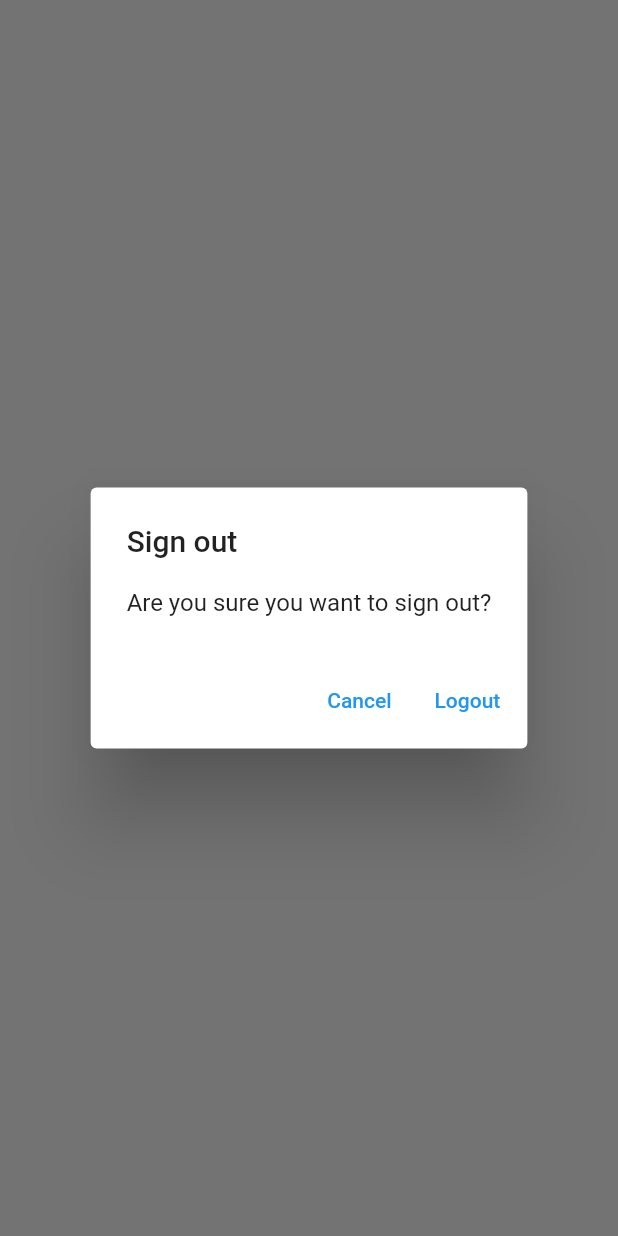
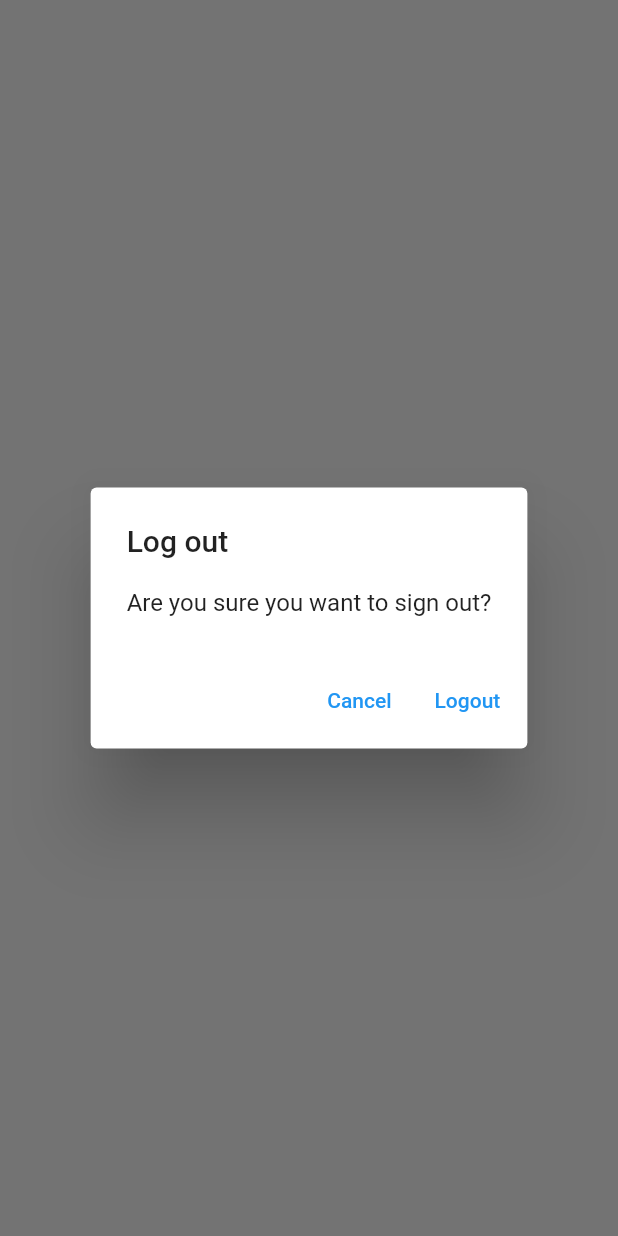
Before and after one commit to siabard/flutter_mynote, a Flutter app: what showLogOutDialog() shows on an empty page, opened directly, on a phone screen of 412 x 824 dp. Run offline on Flutter 3.47's test engine with Material 2 defaults, Android fonts, the phone set to English and light mode, and no system bars; our stand-ins replace firebase_auth, firebase_core, sqflite; accounts and stored records are empty; network calls fail.

Commit message:
삭제 기능 추가

```diff
--- /dev/null
+++ b/lib/utilities/dialogs/generic_dialog.dart
@@ -0,0 +1,35 @@
+import 'package:flutter/material.dart';
+
+typedef DialogOptionsBuilder<T> = Map<String, T?> Function();
+
+Future<T?> showGenericDialog<T>({
+  required BuildContext context,
+  required String title,
+  required String content,
+  required DialogOptionsBuilder optionsBuilder,
+}) {
+  final options = optionsBuilder();
+
+  return showDialog<T>(
+      context: context,
+      builder: (context) {
+        return AlertDialog(
+          title: Text(title),
+          content: Text(content),
+          actions: options.keys.map((optionTitle) {
+            final T value = options[optionTitle];
+
+            return TextButton(
+              onPressed: () {
+                if (value != null) {
+                  Navigator.of(context).pop(value);
+                } else {
+                  Navigator.of(context).pop();
+                }
+              },
+              child: Text(optionTitle),
+            );
+          }).toList(),
+        );
+      });
+}
--- /dev/null
+++ b/lib/utilities/dialogs/logout_dialog.dart
@@ -0,0 +1,14 @@
+import 'package:flutter/material.dart';
+import 'package:mynote/utilities/dialogs/generic_dialog.dart';
+
+Future<bool> showLogOutDialog(BuildContext context) {
+  return showGenericDialog<bool>(
+    context: context,
+    title: 'Log out',
+    content: 'Are you sure you want to sign out?',
+    optionsBuilder: () => {
+      'Cancel': false,
+      'Logout': true,
+    },
+  ).then((value) => value ?? false);
+}
--- a/lib/view/login_view.dart
+++ b/lib/view/login_view.dart
@@ -1,8 +1,8 @@
 import 'package:flutter/material.dart';
 import 'package:mynote/services/auth/auth_exceptions.dart';
 import 'package:mynote/services/auth/auth_service.dart';
+import 'package:mynote/utilities/dialogs/error_dialog.dart';
 import '../constants/routes.dart';
-import '../utilities/show_error_dialog.dart';
 
 class LoginView extends StatefulWidget {
   const LoginView({Key? key}) : super(key: key);
--- a/lib/view/notes/notes_view.dart
+++ b/lib/view/notes/notes_view.dart
@@ -3,6 +3,8 @@ import 'package:mynote/constants/routes.dart';
 import 'package:mynote/enums/menu_action.dart';
 import 'package:mynote/services/auth/auth_service.dart';
 import 'package:mynote/services/crud/notes_service.dart';
+import 'package:mynote/utilities/dialogs/logout_dialog.dart';
+import 'package:mynote/view/notes/notes_list_view.dart';
 
 class NotesView extends StatefulWidget {
   const NotesView({super.key});
@@ -75,18 +77,10 @@ class _NotesView extends State<NotesView> {
                             final allNotes =
                                 snapshot.data as List<DatabaseNote>;
 
-                            return ListView.builder(
-                              itemCount: allNotes.length,
-                              itemBuilder: (context, index) {
-                                final note = allNotes[index];
-                                return ListTile(
-                                  title: Text(
-                                    note.text,
-                                    maxLines: 1,
-                                    softWrap: true,
-                                    overflow: TextOverflow.ellipsis,
-                                  ),
-                                );
+                            return NotesListView(
+                              notes: allNotes,
+                              onDeleteNote: (note) async {
+                                await _notesService.deleteNote(id: note.id);
                               },
                             );
                           } else {
@@ -105,26 +99,3 @@ class _NotesView extends State<NotesView> {
     );
   }
 }
-
-Future<bool> showLogOutDialog(BuildContext context) {
-  return showDialog<bool>(
-      context: context,
-      builder: (context) {
-        return AlertDialog(
-          title: const Text("Sign out"),
-          content: const Text("Are you sure you want to sign out?"),
-          actions: [
-            TextButton(
-                onPressed: () {
-                  Navigator.of(context).pop(false);
-                },
-                child: const Text('Cancel')),
-            TextButton(
-                onPressed: () {
-                  Navigator.of(context).pop(true);
-                },
-                child: const Text('Logout'))
-          ],
-        );
-      }).then((value) => value ?? false);
-}
--- a/lib/view/register_view.dart
+++ b/lib/view/register_view.dart
@@ -1,8 +1,8 @@
 import 'package:flutter/material.dart';
 import 'package:mynote/services/auth/auth_exceptions.dart';
 import 'package:mynote/services/auth/auth_service.dart';
-import 'package:mynote/utilities/show_error_dialog.dart';
 import 'package:mynote/constants/routes.dart';
+import 'package:mynote/utilities/dialogs/error_dialog.dart';
 
 class RegisterView extends StatefulWidget {
   const RegisterView({Key? key}) : super(key: key);
```
Also changed, not shown: lib/utilities/dialogs/delete_dialog.dart (added, +14 -0 lines), lib/utilities/dialogs/error_dialog.dart (added, +12 -0 lines), lib/utilities/show_error_dialog.dart (deleted, +0 -24 lines), lib/view/notes/notes_list_view.dart (added, +42 -0 lines).
